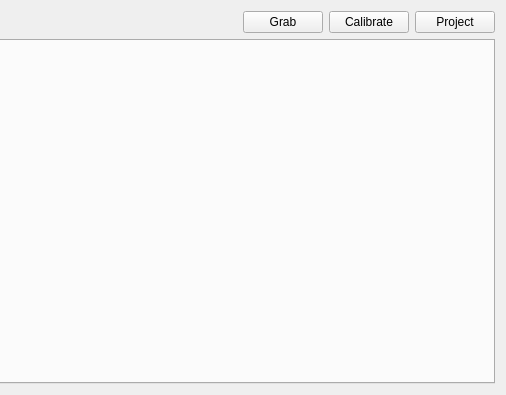
RobotSDK/APP, file QtAPP/CalibrationToolkit/mainwindow.ui: the form before one commit; both pictures show x 279 to 785 and y 0 to 395 of the 785 by 395 pixel window.
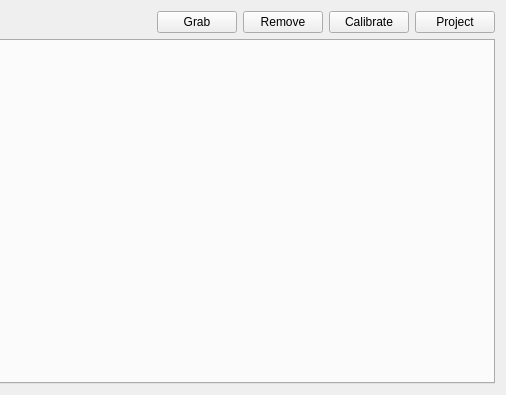
The form after the commit.

```diff
--- a/QtAPP/CalibrationToolkit/mainwindow.ui
+++ b/QtAPP/CalibrationToolkit/mainwindow.ui
@@ -58,6 +58,13 @@
         </property>
        </widget>
       </item>
+      <item>
+       <widget class="QPushButton" name="remove">
+        <property name="text">
+         <string>Remove</string>
+        </property>
+       </widget>
+      </item>
       <item>
        <widget class="QPushButton" name="calibrate">
         <property name="text">
```
